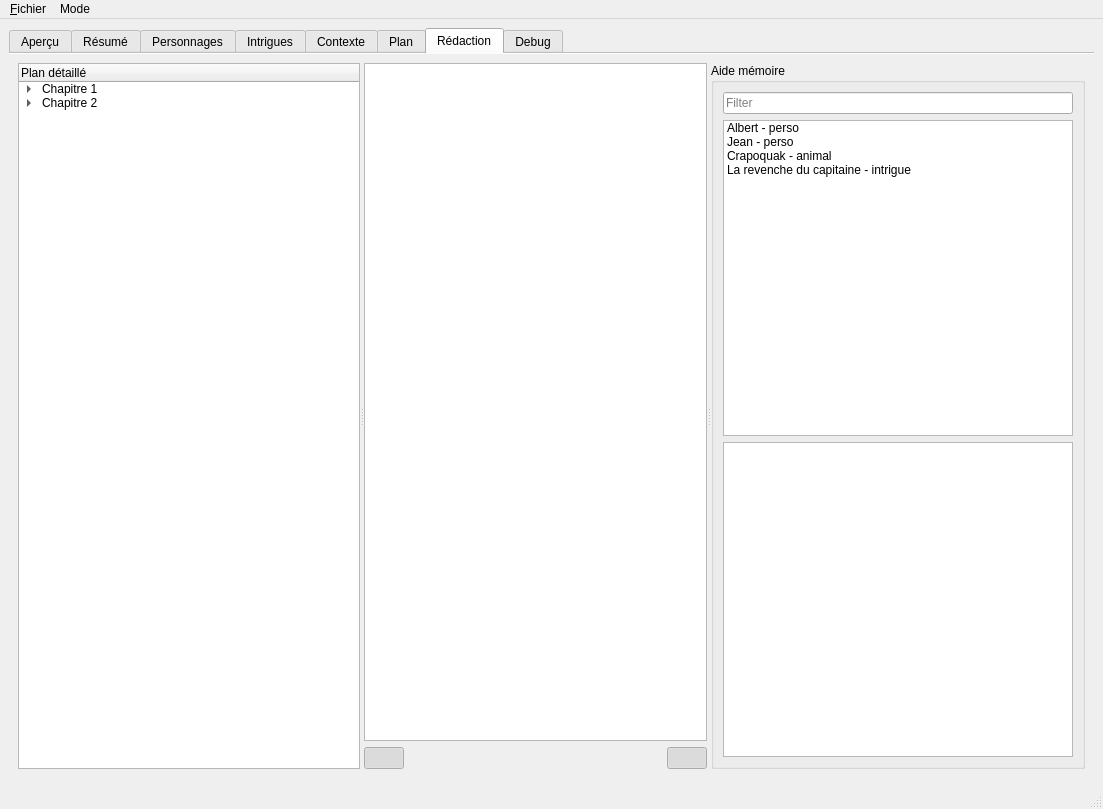
This is src/ui/mainWindow.ui in olivierkes/manuskript as Qt 5 draws it before an edit. The edited form follows.
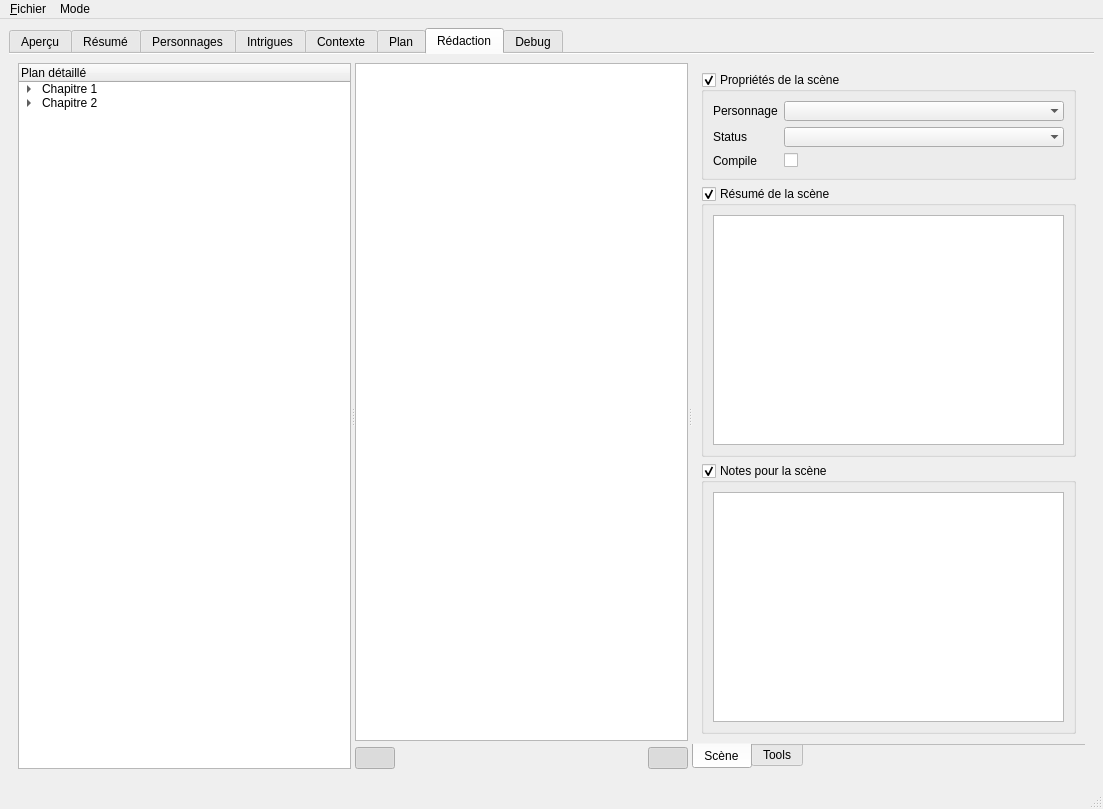
This is the edited form. The open tabs and pages were chosen to show the change. Icons and pictures are not drawn. Custom widgets are drawn as their Qt base class.

```diff
--- a/src/ui/mainWindow.ui
+++ b/src/ui/mainWindow.ui
@@ -1468,9 +1468,9 @@
           <property name="orientation">
            <enum>Qt::Horizontal</enum>
           </property>
-          <property name="childrenCollapsible">
-           <bool>false</bool>
-          </property>
+          <widget class="QWidget" name="">
+           <layout class="QVBoxLayout" name="verticalLayout_19">
+            <item>
           <widget class="QTreeWidget" name="treeWidget_4">
            <column>
             <property name="text">
@@ -1513,6 +1513,9 @@
             </item>
            </item>
           </widget>
+            </item>
+           </layout>
+          </widget>
           <widget class="QWidget" name="layoutWidget">
            <layout class="QVBoxLayout" name="verticalLayout_16">
             <item>
@@ -1573,6 +1576,122 @@
             </item>
            </layout>
           </widget>
+          <widget class="QTabWidget" name="tabWidget_2">
+           <property name="tabPosition">
+            <enum>QTabWidget::South</enum>
+           </property>
+           <property name="currentIndex">
+            <number>0</number>
+           </property>
+           <property name="documentMode">
+            <bool>true</bool>
+           </property>
+           <widget class="QWidget" name="tab_17">
+            <attribute name="title">
+             <string>Scène</string>
+            </attribute>
+            <layout class="QVBoxLayout" name="verticalLayout_20" stretch="0,0,0">
+             <property name="sizeConstraint">
+              <enum>QLayout::SetMaximumSize</enum>
+             </property>
+             <item>
+              <widget class="collapsibleGroupBox" name="groupBox_4">
+               <property name="sizePolicy">
+                <sizepolicy hsizetype="Preferred" vsizetype="Fixed">
+                 <horstretch>0</horstretch>
+                 <verstretch>0</verstretch>
+                </sizepolicy>
+               </property>
+               <property name="title">
+                <string>Propriétés de la scène</string>
+               </property>
+               <property name="checkable">
+                <bool>true</bool>
+               </property>
+               <layout class="QFormLayout" name="formLayout_5">
+                <item row="0" column="0">
+                 <widget class="QLabel" name="label_29">
+                  <property name="text">
+                   <string>Personnage</string>
+                  </property>
+                 </widget>
+                </item>
+                <item row="0" column="1">
+                 <widget class="QComboBox" name="comboBox_3">
+                  <property name="frame">
+                   <bool>false</bool>
+                  </property>
+                 </widget>
+                </item>
+                <item row="1" column="0">
+                 <widget class="QLabel" name="label_30">
+                  <property name="text">
+                   <string>Status</string>
+                  </property>
+                 </widget>
+                </item>
+                <item row="1" column="1">
+                 <widget class="QComboBox" name="comboBox_4">
+                  <property name="frame">
+                   <bool>false</bool>
+                  </property>
+                 </widget>
+                </item>
+                <item row="2" column="0">
+                 <widget class="QLabel" name="label_32">
+                  <property name="text">
+                   <string>Compile</string>
+                  </property>
+                 </widget>
+                </item>
+                <item row="2" column="1">
+                 <widget class="QCheckBox" name="checkBox">
+                  <property name="text">
+                   <string/>
+                  </property>
+                 </widget>
+                </item>
+               </layout>
+              </widget>
+             </item>
+             <item>
+              <widget class="collapsibleGroupBox" name="groupBox_5">
+               <property name="title">
+                <string>Résumé de la scène</string>
+               </property>
+               <property name="checkable">
+                <bool>true</bool>
+               </property>
+               <layout class="QVBoxLayout" name="verticalLayout_22">
+                <item>
+                 <widget class="QPlainTextEdit" name="plainTextEdit_3"/>
+                </item>
+               </layout>
+              </widget>
+             </item>
+             <item>
+              <widget class="collapsibleGroupBox" name="groupBox_6">
+               <property name="title">
+                <string>Notes pour la scène</string>
+               </property>
+               <property name="checkable">
+                <bool>true</bool>
+               </property>
+               <layout class="QHBoxLayout" name="horizontalLayout_29">
+                <item>
+                 <widget class="QPlainTextEdit" name="plainTextEdit_2"/>
+                </item>
+               </layout>
+              </widget>
+             </item>
+            </layout>
+           </widget>
+           <widget class="QWidget" name="tab_18">
+            <attribute name="title">
+             <string>Tools</string>
+            </attribute>
+            <layout class="QVBoxLayout" name="verticalLayout_21">
+             <item>
           <widget class="QGroupBox" name="groupBox_3">
            <property name="title">
             <string>Aide mémoire</string>
@@ -1614,6 +1733,10 @@
             </item>
            </layout>
           </widget>
+             </item>
+            </layout>
+           </widget>
+          </widget>
          </widget>
         </item>
        </layout>
@@ -1801,6 +1924,12 @@
    <header>ui.sldImportance.h</header>
    <container>1</container>
   </customwidget>
+  <customwidget>
+   <class>collapsibleGroupBox</class>
+   <extends>QGroupBox</extends>
+   <header>ui.collapsibleGroupBox.h</header>
+   <container>1</container>
+  </customwidget>
  </customwidgets>
  <resources/>
  <connections>
```
Left out of the diff: 18 changed lines with no effect on the pictures. Lines whose indentation alone changed are shown as unchanged.
